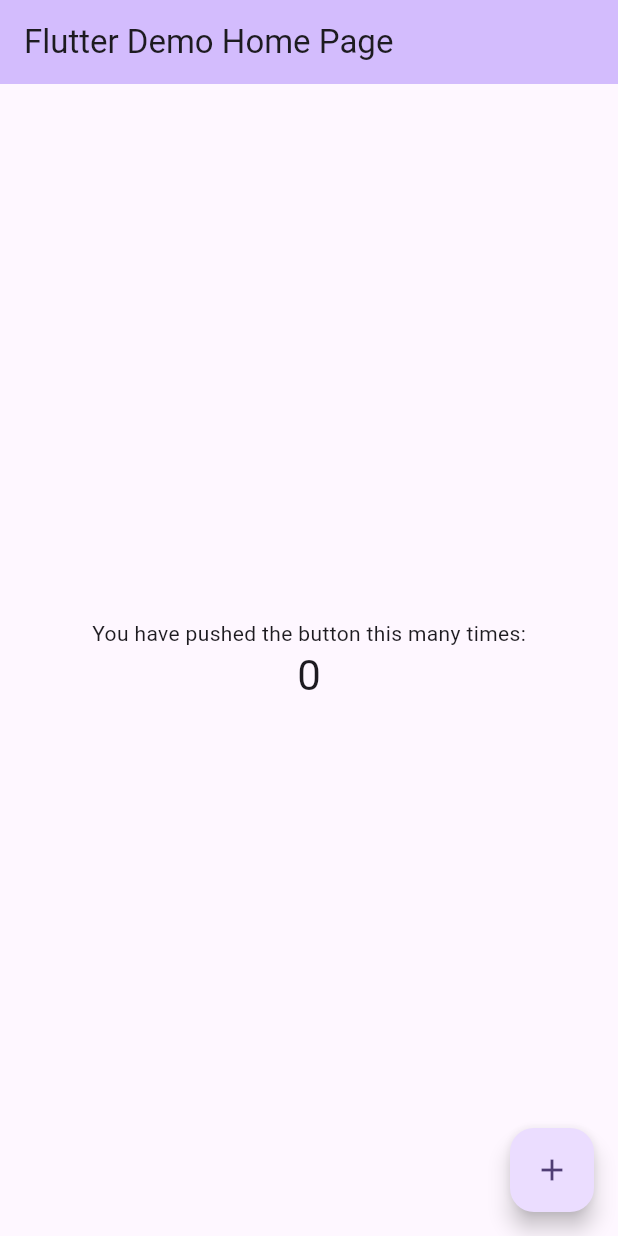
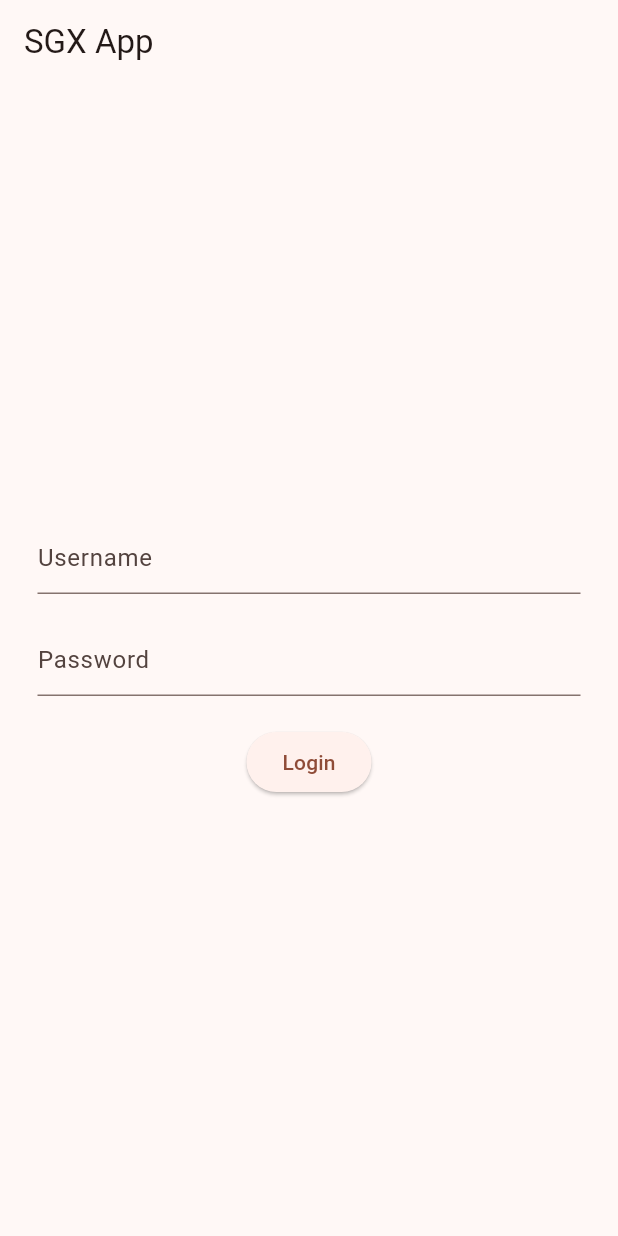
Before and after one commit to susara-withanage/sgx_flutter_app, a Flutter app: the screen it shows after launch, on a phone screen of 412 x 824 dp. Run offline on Flutter 3.47's test engine with Material 3 defaults, Android fonts, the phone set to English and light mode, and no system bars.

Commit message:
create login page

```diff
--- a/analysis_options.yaml
+++ b/analysis_options.yaml
@@ -1,28 +1,11 @@
-# This file configures the analyzer, which statically analyzes Dart code to
-# check for errors, warnings, and lints.
-#
-# The issues identified by the analyzer are surfaced in the UI of Dart-enabled
-# IDEs (https://dart.dev/tools#ides-and-editors). The analyzer can also be
-# invoked from the command line by running `flutter analyze`.
-
-# The following line activates a set of recommended lints for Flutter apps,
-# packages, and plugins designed to encourage good coding practices.
 include: package:flutter_lints/flutter.yaml
 
 linter:
-  # The lint rules applied to this project can be customized in the
-  # section below to disable rules from the `package:flutter_lints/flutter.yaml`
-  # included above or to enable additional rules. A list of all available lints
-  # and their documentation is published at https://dart.dev/lints.
-  #
-  # Instead of disabling a lint rule for the entire project in the
-  # section below, it can also be suppressed for a single line of code
-  # or a specific dart file by using the `// ignore: name_of_lint` and
-  # `// ignore_for_file: name_of_lint` syntax on the line or in the file
-  # producing the lint.
   rules:
-    # avoid_print: false  # Uncomment to disable the `avoid_print` rule
-    # prefer_single_quotes: true  # Uncomment to enable the `prefer_single_quotes` rule
-
-# Additional information about this file can be found at
-# https://dart.dev/guides/language/analysis-options
+    avoid_print: false
+    prefer_const_constructors_in_immutables: false
+    prefer_const_constructors: false
+    prefer_const_literals_to_create_immutables: false
+    prefer_final_fields: false
+    unnecessary_breaks: true
+    use_key_in_widget_constructors: false
--- a/lib/main.dart
+++ b/lib/main.dart
@@ -1,125 +1,49 @@
 import 'package:flutter/material.dart';
+import 'package:namer_app/providers/auth_provider.dart';
+import 'package:namer_app/screens/login_page.dart';
+import 'package:provider/provider.dart';
 
 void main() {
-  runApp(const MyApp());
+  runApp(MyApp());
 }
 
 class MyApp extends StatelessWidget {
   const MyApp({super.key});
 
-  // This widget is the root of your application.
   @override
   Widget build(BuildContext context) {
-    return MaterialApp(
-      title: 'Flutter Demo',
-      theme: ThemeData(
-        // This is the theme of your application.
-        //
-        // TRY THIS: Try running your application with "flutter run". You'll see
-        // the application has a purple toolbar. Then, without quitting the app,
-        // try changing the seedColor in the colorScheme below to Colors.green
-        // and then invoke "hot reload" (save your changes or press the "hot
-        // reload" button in a Flutter-supported IDE, or press "r" if you used
-        // the command line to start the app).
-        //
-        // Notice that the counter didn't reset back to zero; the application
-        // state is not lost during the reload. To reset the state, use hot
-        // restart instead.
-        //
-        // This works for code too, not just values: Most code changes can be
-        // tested with just a hot reload.
-        colorScheme: ColorScheme.fromSeed(seedColor: Colors.deepPurple),
-        useMaterial3: true,
+    return ChangeNotifierProvider(
+      create: (context) => AuthProvider(),
+      child: MaterialApp(
+        title: 'SGX App',
+        theme: ThemeData(
+          useMaterial3: true,
+          colorScheme: ColorScheme.fromSeed(seedColor: Colors.deepOrange),
+        ),
+        home: SGXApp(),
       ),
-      home: const MyHomePage(title: 'Flutter Demo Home Page'),
     );
   }
 }
 
-class MyHomePage extends StatefulWidget {
-  const MyHomePage({super.key, required this.title});
-
-  // This widget is the home page of your application. It is stateful, meaning
-  // that it has a State object (defined below) that contains fields that affect
-  // how it looks.
-
-  // This class is the configuration for the state. It holds the values (in this
-  // case the title) provided by the parent (in this case the App widget) and
-  // used by the build method of the State. Fields in a Widget subclass are
-  // always marked "final".
-
-  final String title;
-
-  @override
-  State<MyHomePage> createState() => _MyHomePageState();
-}
-
-class _MyHomePageState extends State<MyHomePage> {
-  int _counter = 0;
-
-  void _incrementCounter() {
-    setState(() {
-      // This call to setState tells the Flutter framework that something has
-      // changed in this State, which causes it to rerun the build method below
-      // so that the display can reflect the updated values. If we changed
-      // _counter without calling setState(), then the build method would not be
-      // called again, and so nothing would appear to happen.
-      _counter++;
-    });
-  }
-
+class SGXApp extends StatelessWidget {
   @override
   Widget build(BuildContext context) {
-    // This method is rerun every time setState is called, for instance as done
-    // by the _incrementCounter method above.
-    //
-    // The Flutter framework has been optimized to make rerunning build methods
-    // fast, so that you can just rebuild anything that needs updating rather
-    // than having to individually change instances of widgets.
+    var loginState = context.watch<AuthProvider>();
+    var isAuthenticated = loginState.isAuthenticated;
+
+    Widget page;
+    if (isAuthenticated) {
+      page = const Placeholder();
+    } else {
+      page = LoginPage();
+    }
+
     return Scaffold(
       appBar: AppBar(
-        // TRY THIS: Try changing the color here to a specific color (to
-        // Colors.amber, perhaps?) and trigger a hot reload to see the AppBar
-        // change color while the other colors stay the same.
-        backgroundColor: Theme.of(context).colorScheme.inversePrimary,
-        // Here we take the value from the MyHomePage object that was created by
-        // the App.build method, and use it to set our appbar title.
-        title: Text(widget.title),
+        title: Text('SGX App'),
       ),
-      body: Center(
-        // Center is a layout widget. It takes a single child and positions it
-        // in the middle of the parent.
-        child: Column(
-          // Column is also a layout widget. It takes a list of children and
-          // arranges them vertically. By default, it sizes itself to fit its
-          // children horizontally, and tries to be as tall as its parent.
-          //
-          // Column has various properties to control how it sizes itself and
-          // how it positions its children. Here we use mainAxisAlignment to
-          // center the children vertically; the main axis here is the vertical
-          // axis because Columns are vertical (the cross axis would be
-          // horizontal).
-          //
-          // TRY THIS: Invoke "debug painting" (choose the "Toggle Debug Paint"
-          // action in the IDE, or press "p" in the console), to see the
-          // wireframe for each widget.
-          mainAxisAlignment: MainAxisAlignment.center,
-          children: <Widget>[
-            const Text(
-              'You have pushed the button this many times:',
-            ),
-            Text(
-              '$_counter',
-              style: Theme.of(context).textTheme.headlineMedium,
-            ),
-          ],
-        ),
-      ),
-      floatingActionButton: FloatingActionButton(
-        onPressed: _incrementCounter,
-        tooltip: 'Increment',
-        child: const Icon(Icons.add),
-      ), // This trailing comma makes auto-formatting nicer for build methods.
+      body: page,
     );
   }
 }
--- /dev/null
+++ b/lib/providers/auth_provider.dart
@@ -0,0 +1,17 @@
+import 'package:flutter/material.dart';
+
+class AuthProvider extends ChangeNotifier {
+  bool isAuthenticated = false;
+
+  void login(String username, String password) {
+    if (username == "admin" && password == "admin") {
+      isAuthenticated = true;
+      notifyListeners();
+    }
+  }
+
+  void logout() {
+    isAuthenticated = false;
+    notifyListeners();
+  }
+}
--- /dev/null
+++ b/lib/screens/login_page.dart
@@ -0,0 +1,50 @@
+import 'package:flutter/material.dart';
+import 'package:namer_app/providers/auth_provider.dart';
+import 'package:provider/provider.dart';
+
+class LoginPage extends StatelessWidget {
+  @override
+  Widget build(BuildContext context) {
+    var authProvider = context.watch<AuthProvider>();
+
+    String username = '';
+    String password = '';
+
+    return Center(
+      child: Padding(
+        padding: const EdgeInsets.only(left: 25, right: 25),
+        child: Column(
+          mainAxisAlignment: MainAxisAlignment.center,
+          children: [
+            TextField(
+              onChanged: (value) {
+                username = value; // Update the username when the text changes
+              },
+              decoration: InputDecoration(
+                hintText: 'Username',
+              ),
+            ),
+            SizedBox(height: 20.0),
+            TextField(
+              onChanged: (value) {
+                password = value; // Update the password when the text changes
+              },
+              obscureText: true,
+              decoration: InputDecoration(
+                hintText: 'Password',
+              ),
+            ),
+            SizedBox(height: 20.0),
+            ElevatedButton(
+              onPressed: () {
+                // Call the login method of AuthProvider with the username and password
+                authProvider.login(username, password);
+              },
+              child: Text('Login'),
+            ),
+          ],
+        ),
+      ),
+    );
+  }
+}
```
Also changed, not shown: pubspec.yaml (+8 -73 lines), pubspec.lock.
